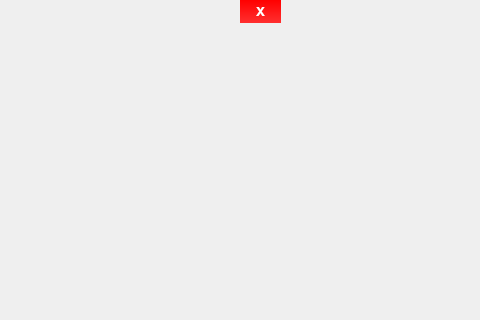
First picture: the form in UI/firebaseentry.ui, repository Attafahqi/Screen-Tracker, before the edit; both pictures show x 120 to 600 and y 0 to 320 of the 600 by 750 pixel window.
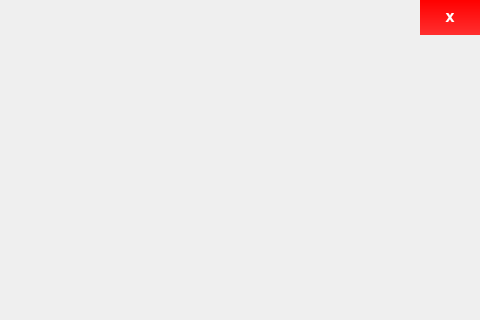
Second picture: the form after the edit. Icons and pictures are not drawn.

Commit message: Perbaikan kecil

```diff
--- a/UI/firebaseentry.ui
+++ b/UI/firebaseentry.ui
@@ -94,10 +94,10 @@
   <widget class="QPushButton" name="Exit">
    <property name="geometry">
     <rect>
-     <x>360</x>
+     <x>540</x>
      <y>0</y>
-     <width>41</width>
-     <height>23</height>
+     <width>60</width>
+     <height>35</height>
     </rect>
    </property>
    <property name="font">
```
The commit also changes 1 other file.
